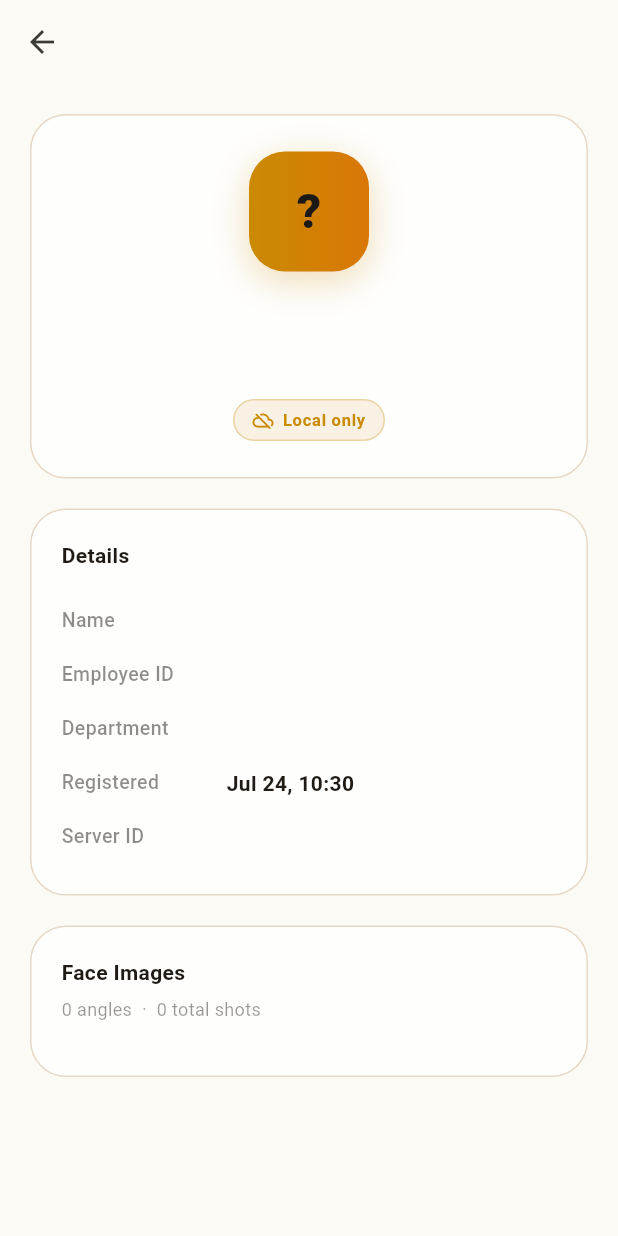
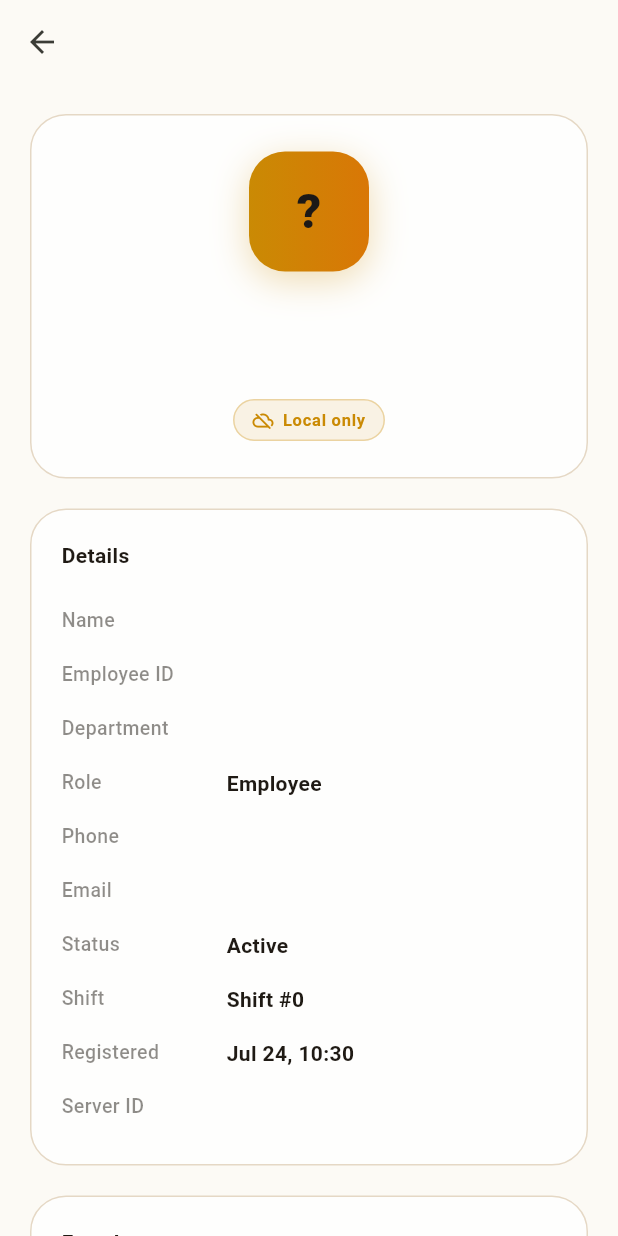
Before and after one commit to nathnael19/bayn_attendance, a Flutter app: the UserDetailPage screen opened directly with empty values, on a phone screen of 412 x 824 dp. Run offline on Flutter 3.47's test engine with Material 3 defaults, Android fonts, the phone set to English and light mode, and no system bars; our stand-ins replace camera, equatable, flutter_bloc, flutter_tts, get_it, google_fonts and 1 more; missing offline and left inert: google_mlkit_face_detection, tflite_flutter; accounts and stored records are empty.

Commit message:
Enhance RegisterPage and UserDetailPage by adding optional phone and email fields for improved user data capture and display. Update registration logic to handle new fields and ensure proper disposal of controllers.

```diff
--- a/lib/features/attendance/presentation/pages/user_detail_page.dart
+++ b/lib/features/attendance/presentation/pages/user_detail_page.dart
@@ -246,6 +246,34 @@ class _InfoCard extends StatelessWidget {
             isDark: isDark,
           ),
           _InfoRow(
+            label: 'Role',
+            value: person.role[0].toUpperCase() + person.role.substring(1),
+            isDark: isDark,
+          ),
+          if (person.phone != null)
+            _InfoRow(
+              label: 'Phone',
+              value: person.phone!,
+              isDark: isDark,
+            ),
+          if (person.email != null)
+            _InfoRow(
+              label: 'Email',
+              value: person.email!,
+              isDark: isDark,
+            ),
+          _InfoRow(
+            label: 'Status',
+            value: person.isActive ? 'Active' : 'Inactive',
+            isDark: isDark,
+          ),
+          if (person.shiftId != null)
+            _InfoRow(
+              label: 'Shift',
+              value: 'Shift #${person.shiftId}',
+              isDark: isDark,
+            ),
+          _InfoRow(
             label: 'Registered',
             value: _formatDate(person.registeredAt),
             isDark: isDark,
```
Also changed, not shown: lib/features/attendance/presentation/pages/register_page.dart (+10 -0 lines).
